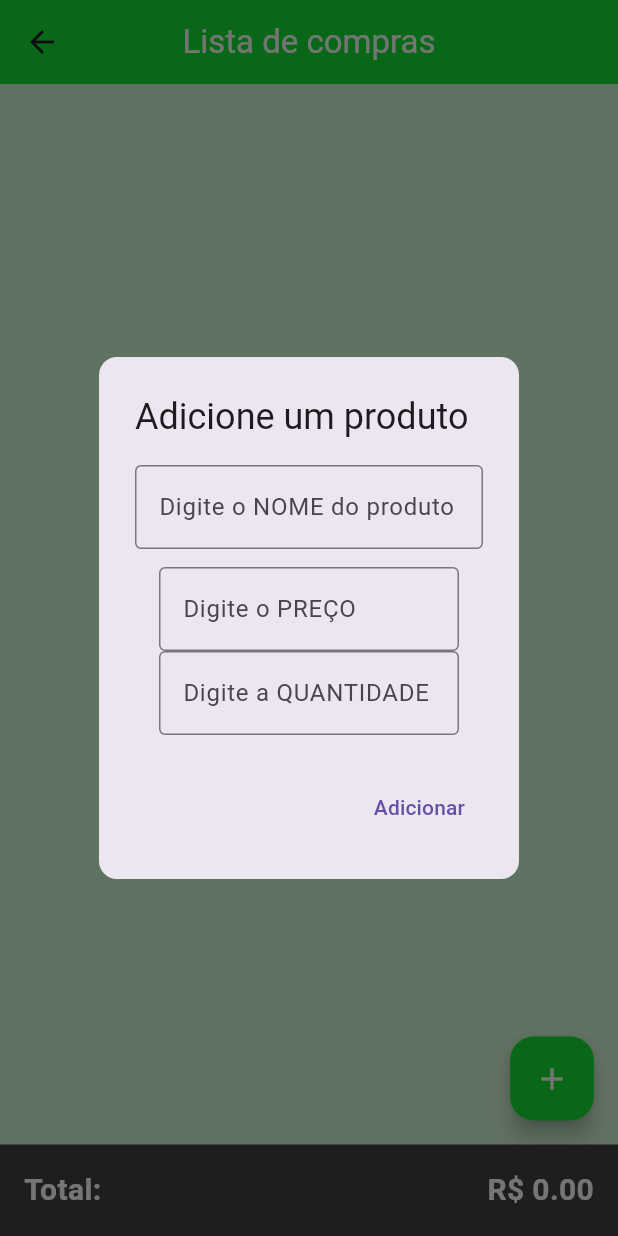
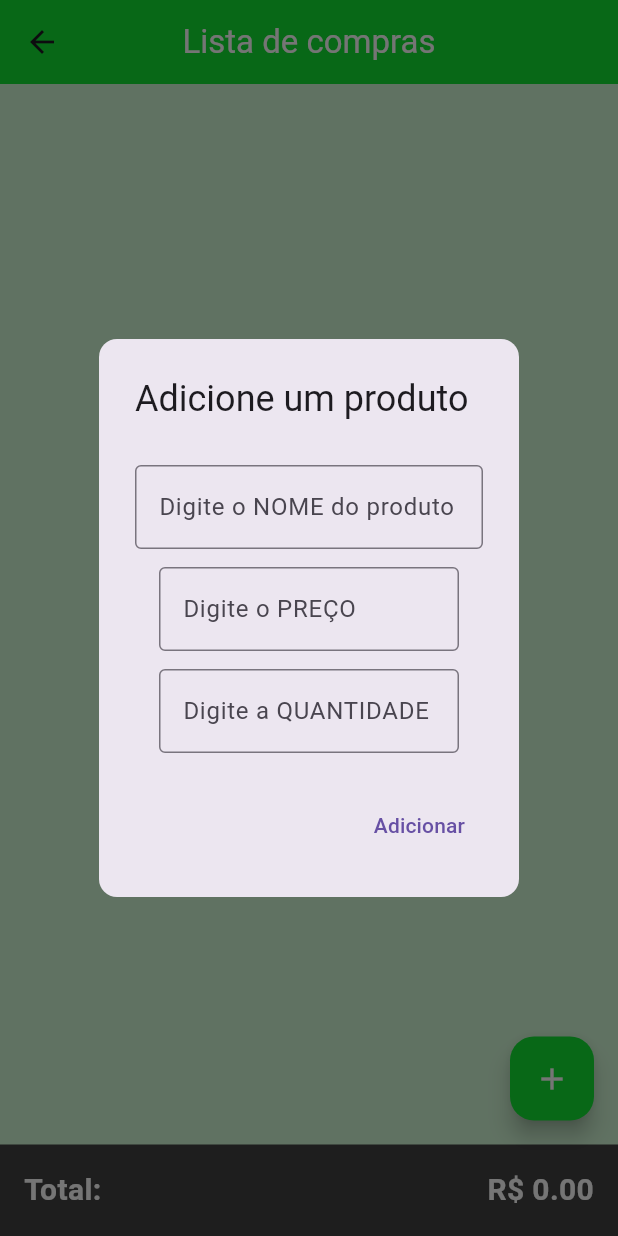
Before and after one commit to gabrielarappel/AppListaDeCompras, a Flutter app: the HomePage screen opened directly, after a tap on the "add" icon, on a phone screen of 412 x 824 dp. Run offline on Flutter 3.47's test engine with Material 3 defaults, Android fonts, the phone set to English and light mode, and no system bars; our stand-ins replace shared_preferences; accounts and stored records are empty.

Commit message:
atualização items_list

```diff
--- a/lib/app/features/items_list.dart
+++ b/lib/app/features/items_list.dart
@@ -20,6 +20,7 @@ class Produto {
   Produto({this.nomeProduto = '', this.preco = 0.0, this.quantidade = 0});
 }
 
+// ignore: non_constant_identifier_names
 double TotalPreco(List<Produto> produtos) {
   double soma = 0;
 
@@ -30,7 +31,7 @@ double TotalPreco(List<Produto> produtos) {
 }
 
 class HomePage extends StatefulWidget {
-  const HomePage({Key? key}) : super(key: key);
+  const HomePage({super.key});
 
   @override
   State<HomePage> createState() => _HomePageState();
@@ -99,9 +100,9 @@ class _HomePageState extends State<HomePage> {
                 title: Row(
                   mainAxisAlignment: MainAxisAlignment.spaceBetween,
                   children: [
-                    Text('${_compras[index].nomeProduto}'),
+                    Text(_compras[index].nomeProduto),
                     Text('\$ ${_compras[index].preco.toStringAsFixed(2)}'),
-                    Text(' ${_compras[index].quantidade.toStringAsFixed(2)}'),
+                    Text(' ${_compras[index].quantidade.toStringAsFixed(0)}'),
                   ],
                 ),
                 trailing: IconButton(
@@ -136,6 +137,7 @@ class _HomePageState extends State<HomePage> {
                 content: Column(
                   mainAxisSize: MainAxisSize.min,
                   children: <Widget>[
+                    const SizedBox(height: 12),
                     TextField(
                       decoration: const InputDecoration(
                         border: OutlineInputBorder(),
@@ -162,6 +164,7 @@ class _HomePageState extends State<HomePage> {
                         },
                       ),
                     ),
+                    const SizedBox(height: 12),
                     SizedBox(
                       width: 200,
                       child: TextField(
```
